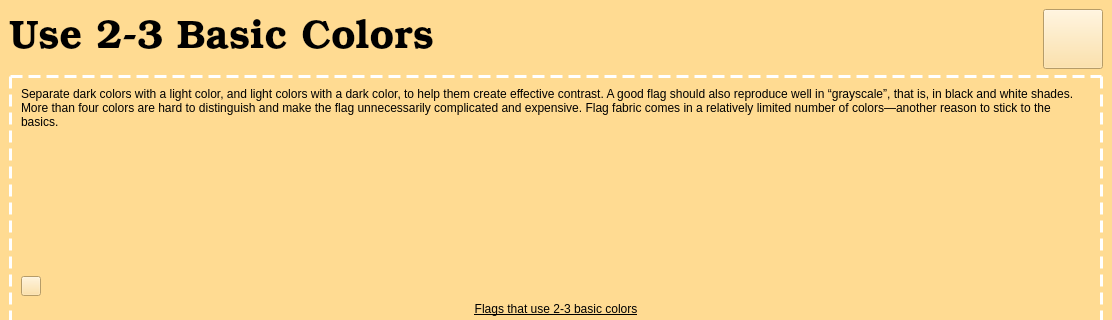
The window that usebasiccolorslesson.ui (zxjorge/EDApp) describes before a commit, drawn with Qt 5; both pictures show x 0 to 1112 and y 0 to 320 of the 1112 by 559 pixel window.
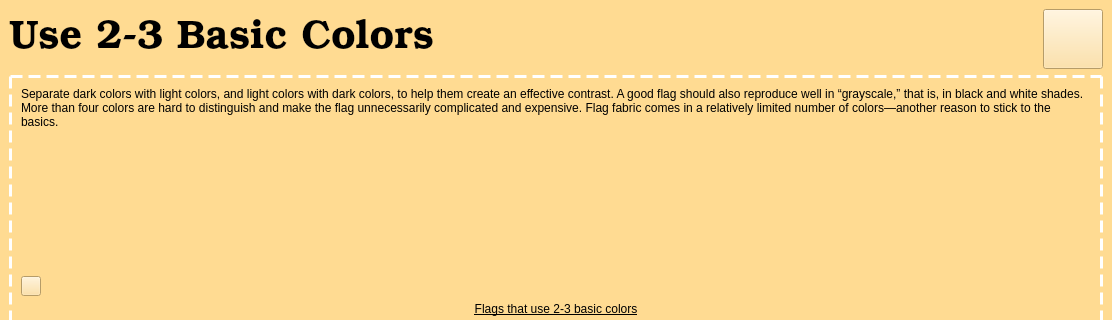
The same window after the commit. The open tabs and pages were chosen to show the change. Icons and pictures are not drawn.

```diff
--- a/usebasiccolorslesson.ui
+++ b/usebasiccolorslesson.ui
@@ -411,9 +411,7 @@
 color: rgb(0, 0, 0);</string>
                </property>
                <property name="text">
-                <string>Separate dark colors with a light color, and light colors with a dark color, to help them create effective contrast. A good flag should also reproduce well in “grayscale”, that is, in black and white shades. More than four colors are hard to distinguish and make the flag unnecessarily complicated and expensive. Flag fabric comes in a relatively limited number of colors—another reason to stick to the basics.
-
-</string>
+                <string>Separate dark colors with light colors, and light colors with dark colors, to help them create an effective contrast. A good flag should also reproduce well in “grayscale,” that is, in black and white shades. More than four colors are hard to distinguish and make the flag unnecessarily complicated and expensive. Flag fabric comes in a relatively limited number of colors—another reason to stick to the basics.</string>
                </property>
                <property name="alignment">
                 <set>Qt::AlignLeading|Qt::AlignLeft|Qt::AlignTop</set>
```
